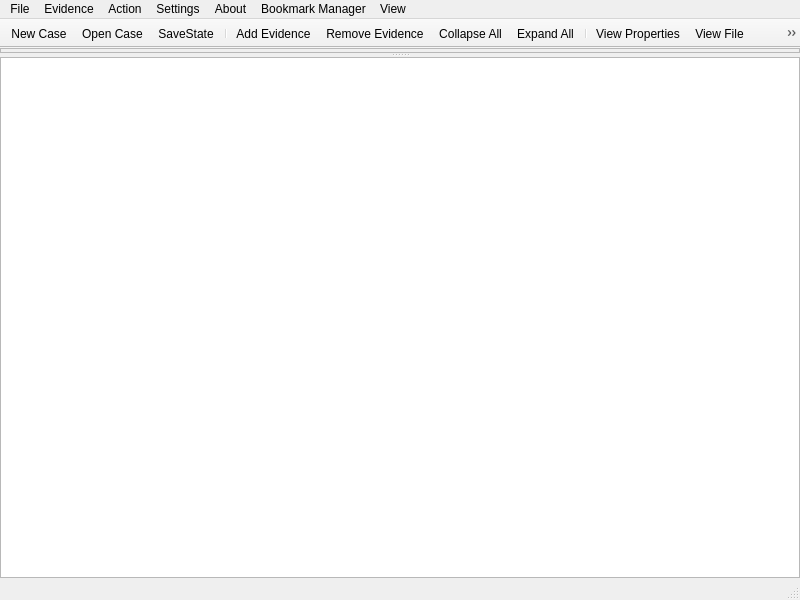
First picture: the form in wombatforensics.ui, repository pjrinaldi/wombatforensics, before the edit.
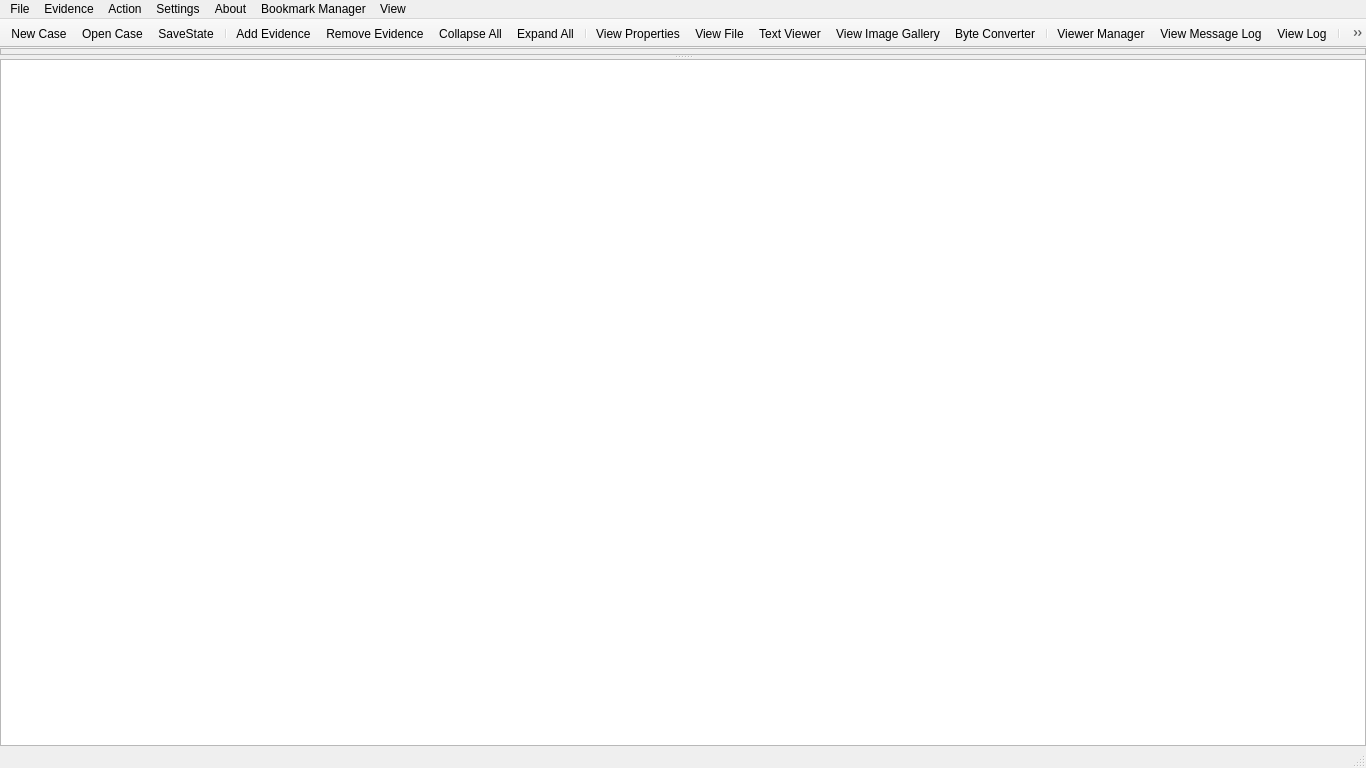
Second picture: the form after the edit. Icons and pictures are not drawn.

Commit message: working on figuring out how to display the extended partitions.

Patch:
```diff
--- a/wombatforensics.ui
+++ b/wombatforensics.ui
@@ -6,8 +6,8 @@
    <rect>
     <x>0</x>
     <y>0</y>
-    <width>800</width>
-    <height>600</height>
+    <width>1366</width>
+    <height>768</height>
    </rect>
   </property>
   <property name="windowTitle">
```
The commit also changes 1 other file.
